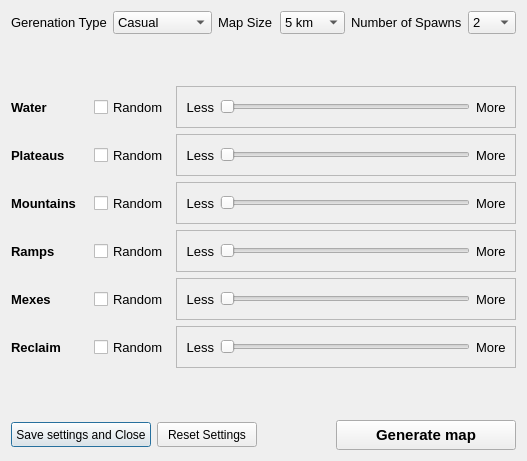
Above: res/games/mapgen.ui from FAForever/client before the change. Below: the same form after it.
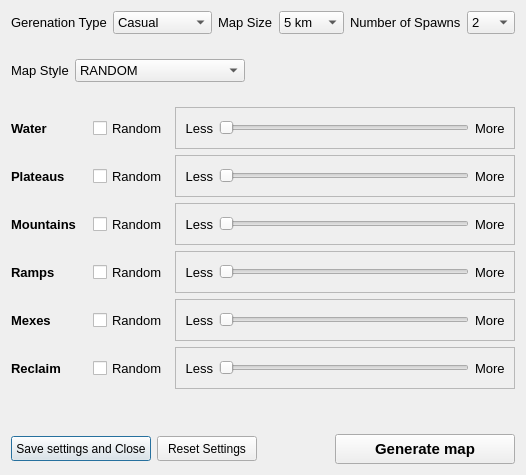
That is the form after the change.

Commit message: Add map styles to map generator ui

Patch:
```diff
--- a/res/games/mapgen.ui
+++ b/res/games/mapgen.ui
@@ -6,33 +6,15 @@
    <rect>
     <x>0</x>
     <y>0</y>
-    <width>527</width>
-    <height>461</height>
+    <width>512</width>
+    <height>475</height>
    </rect>
   </property>
   <property name="windowTitle">
    <string>Map Generator Options</string>
   </property>
   <layout class="QGridLayout" name="gridLayout">
-   <item row="1" column="0">
-    <spacer name="verticalSpacer">
-     <property name="font">
-      <font>
-       <pointsize>9</pointsize>
-      </font>
-     </property>
-     <property name="orientation">
-      <enum>Qt::Vertical</enum>
-     </property>
-     <property name="sizeHint" stdset="0">
-      <size>
-       <width>451</width>
-       <height>20</height>
-      </size>
-     </property>
-    </spacer>
-   </item>
-   <item row="4" column="0">
+   <item row="6" column="0">
     <layout class="QHBoxLayout" name="horizontalLayout_3">
      <item>
       <widget class="QPushButton" name="saveMapGenSettingsButton">
@@ -140,6 +122,120 @@
      </item>
     </layout>
    </item>
+   <item row="2" column="0">
+    <layout class="QHBoxLayout" name="horizontalLayout_13">
+     <item>
+      <widget class="QLabel" name="labelMapStyle">
+       <property name="font">
+        <font>
+         <pointsize>10</pointsize>
+        </font>
+       </property>
+       <property name="text">
+        <string>Map Style</string>
+       </property>
+      </widget>
+     </item>
+     <item>
+      <widget class="QComboBox" name="mapStyle">
+       <property name="sizePolicy">
+        <sizepolicy hsizetype="Expanding" vsizetype="Fixed">
+         <horstretch>0</horstretch>
+         <verstretch>0</verstretch>
+        </sizepolicy>
+       </property>
+       <property name="minimumSize">
+        <size>
+         <width>150</width>
+         <height>0</height>
+        </size>
+       </property>
+       <property name="font">
+        <font>
+         <pointsize>10</pointsize>
+        </font>
+       </property>
+       <property name="sizeAdjustPolicy">
+        <enum>QComboBox::AdjustToContents</enum>
+       </property>
+       <property name="minimumContentsLength">
+        <number>2</number>
+       </property>
+       <item>
+        <property name="text">
+         <string>RANDOM</string>
+        </property>
+       </item>
+       <item>
+        <property name="text">
+         <string>DEFAULT</string>
+        </property>
+       </item>
+       <item>
+        <property name="text">
+         <string>ONE_ISLAND</string>
+        </property>
+       </item>
+       <item>
+        <property name="text">
+         <string>BIG_ISLANDS</string>
+        </property>
+       </item>
+       <item>
+        <property name="text">
+         <string>SMALL_ISLANDS</string>
+        </property>
+       </item>
+       <item>
+        <property name="text">
+         <string>CENTER_LAKE</string>
+        </property>
+       </item>
+       <item>
+        <property name="text">
+         <string>VALLEY</string>
+        </property>
+       </item>
+       <item>
+        <property name="text">
+         <string>DROP_PLATEAU</string>
+        </property>
+       </item>
+       <item>
+        <property name="text">
+         <string>LITTLE_MOUNTAIN</string>
+        </property>
+       </item>
+       <item>
+        <property name="text">
+         <string>MOUNTAIN_RANGE</string>
+        </property>
+       </item>
+       <item>
+        <property name="text">
+         <string>LAND_BRIDGE</string>
+        </property>
+       </item>
+      </widget>
+     </item>
+     <item>
+      <spacer name="horizontalSpacer_2">
+       <property name="orientation">
+        <enum>Qt::Horizontal</enum>
+       </property>
+       <property name="sizeType">
+        <enum>QSizePolicy::Fixed</enum>
+       </property>
+       <property name="sizeHint" stdset="0">
+        <size>
+         <width>270</width>
+         <height>20</height>
+        </size>
+       </property>
+      </spacer>
+     </item>
+    </layout>
+   </item>
    <item row="0" column="0">
     <layout class="QHBoxLayout" name="horizontalLayout_7">
      <item>
@@ -300,7 +396,43 @@
      </item>
     </layout>
    </item>
-   <item row="2" column="0">
+   <item row="5" column="0">
+    <spacer name="verticalSpacer_2">
+     <property name="font">
+      <font>
+       <pointsize>9</pointsize>
+      </font>
+     </property>
+     <property name="orientation">
+      <enum>Qt::Vertical</enum>
+     </property>
+     <property name="sizeHint" stdset="0">
+      <size>
+       <width>20</width>
+       <height>40</height>
+      </size>
+     </property>
+    </spacer>
+   </item>
+   <item row="1" column="0">
+    <spacer name="verticalSpacer">
+     <property name="font">
+      <font>
+       <pointsize>9</pointsize>
+      </font>
+     </property>
+     <property name="orientation">
+      <enum>Qt::Vertical</enum>
+     </property>
+     <property name="sizeHint" stdset="0">
+      <size>
+       <width>451</width>
+       <height>20</height>
+      </size>
+     </property>
+    </spacer>
+   </item>
+   <item row="4" column="0">
     <layout class="QVBoxLayout" name="verticalLayout_4">
      <item>
       <layout class="QHBoxLayout" name="horizontalLayout_8">
@@ -1073,7 +1205,7 @@
     </layout>
    </item>
    <item row="3" column="0">
-    <spacer name="verticalSpacer_2">
+    <spacer name="verticalSpacer_3">
      <property name="font">
       <font>
        <pointsize>9</pointsize>
@@ -1084,8 +1216,8 @@
      </property>
      <property name="sizeHint" stdset="0">
       <size>
-       <width>20</width>
-       <height>40</height>
+       <width>451</width>
+       <height>20</height>
       </size>
      </property>
     </spacer>
```
The commit also changes 1 other file.
